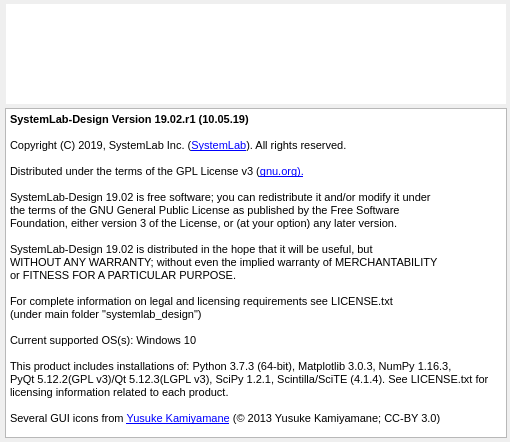
marc-verreault/systemlab-design, file source/syslab_gui_files/AboutSystemLabDesign.ui: the form before one commit.
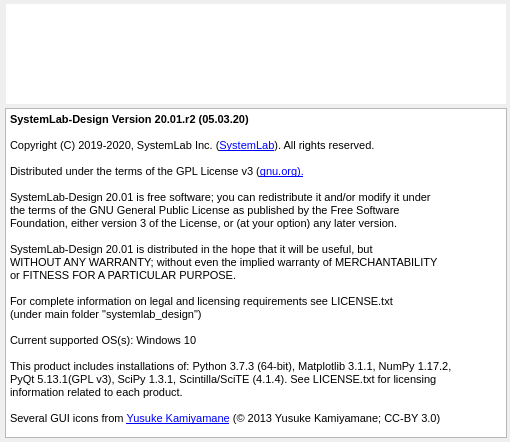
The form after the commit. Icons and pictures are not drawn.

What changed in the file:
```diff
--- a/source/syslab_gui_files/AboutSystemLabDesign.ui
+++ b/source/syslab_gui_files/AboutSystemLabDesign.ui
@@ -74,30 +74,30 @@
 &lt;html&gt;&lt;head&gt;&lt;meta name=&quot;qrichtext&quot; content=&quot;1&quot; /&gt;&lt;style type=&quot;text/css&quot;&gt;
 p, li { white-space: pre-wrap; }
 &lt;/style&gt;&lt;/head&gt;&lt;body style=&quot; font-family:'Segoe UI'; font-size:8.25pt; font-weight:400; font-style:normal;&quot;&gt;
-&lt;p style=&quot; margin-top:0px; margin-bottom:0px; margin-left:0px; margin-right:0px; -qt-block-indent:0; text-indent:0px;&quot;&gt;&lt;span style=&quot; font-size:8pt; font-weight:600;&quot;&gt;SystemLab-Design Version 19.02.r1 (10.05.19)&lt;/span&gt;&lt;/p&gt;
-&lt;p style=&quot;-qt-paragraph-type:empty; margin-top:0px; margin-bottom:0px; margin-left:0px; margin-right:0px; -qt-block-indent:0; text-indent:0px; font-size:8pt;&quot;&gt;&lt;br /&gt;&lt;/p&gt;
-&lt;p style=&quot; margin-top:0px; margin-bottom:0px; margin-left:0px; margin-right:0px; -qt-block-indent:0; text-indent:0px;&quot;&gt;&lt;span style=&quot; font-size:8pt;&quot;&gt;Copyright (C) 2019, SystemLab Inc. (&lt;/span&gt;&lt;a href=&quot;http://systemlabdesign.com/&quot;&gt;&lt;span style=&quot; font-size:8pt; text-decoration: underline; color:#0000ff;&quot;&gt;SystemLab&lt;/span&gt;&lt;/a&gt;&lt;span style=&quot; font-size:8pt;&quot;&gt;). All rights reserved.&lt;/span&gt;&lt;/p&gt;
-&lt;p style=&quot;-qt-paragraph-type:empty; margin-top:0px; margin-bottom:0px; margin-left:0px; margin-right:0px; -qt-block-indent:0; text-indent:0px; font-size:8pt;&quot;&gt;&lt;br /&gt;&lt;/p&gt;
-&lt;p style=&quot; margin-top:0px; margin-bottom:0px; margin-left:0px; margin-right:0px; -qt-block-indent:0; text-indent:0px;&quot;&gt;&lt;span style=&quot; font-size:8pt;&quot;&gt;Distributed under the terms of the GPL License v3 (&lt;/span&gt;&lt;a href=&quot;https://www.gnu.org/licenses/gpl-3.0.en.html&quot;&gt;&lt;span style=&quot; font-size:8pt; text-decoration: underline; color:#0000ff;&quot;&gt;gnu.org).&lt;/span&gt;&lt;/a&gt;&lt;/p&gt;
-&lt;p style=&quot;-qt-paragraph-type:empty; margin-top:0px; margin-bottom:0px; margin-left:0px; margin-right:0px; -qt-block-indent:0; text-indent:0px; font-size:8pt; text-decoration: underline; color:#0000ff;&quot;&gt;&lt;br /&gt;&lt;/p&gt;
-&lt;p style=&quot; margin-top:0px; margin-bottom:0px; margin-left:0px; margin-right:0px; -qt-block-indent:0; text-indent:0px;&quot;&gt;&lt;span style=&quot; font-size:8pt;&quot;&gt;SystemLab-Design 19.02 is free software; you can redistribute it and/or modify it under&lt;/span&gt;&lt;/p&gt;
-&lt;p style=&quot; margin-top:0px; margin-bottom:0px; margin-left:0px; margin-right:0px; -qt-block-indent:0; text-indent:0px;&quot;&gt;&lt;span style=&quot; font-size:8pt;&quot;&gt;the terms of the GNU General Public License as published by the Free Software&lt;/span&gt;&lt;/p&gt;
-&lt;p style=&quot; margin-top:0px; margin-bottom:0px; margin-left:0px; margin-right:0px; -qt-block-indent:0; text-indent:0px;&quot;&gt;&lt;span style=&quot; font-size:8pt;&quot;&gt;Foundation, either version 3 of the License, or (at your option) any later version.&lt;/span&gt;&lt;/p&gt;
-&lt;p style=&quot;-qt-paragraph-type:empty; margin-top:0px; margin-bottom:0px; margin-left:0px; margin-right:0px; -qt-block-indent:0; text-indent:0px; font-size:8pt;&quot;&gt;&lt;br /&gt;&lt;/p&gt;
-&lt;p style=&quot; margin-top:0px; margin-bottom:0px; margin-left:0px; margin-right:0px; -qt-block-indent:0; text-indent:0px;&quot;&gt;&lt;span style=&quot; font-size:8pt;&quot;&gt;SystemLab-Design 19.02 is distributed in the hope that it will be useful, but&lt;/span&gt;&lt;/p&gt;
-&lt;p style=&quot; margin-top:0px; margin-bottom:0px; margin-left:0px; margin-right:0px; -qt-block-indent:0; text-indent:0px;&quot;&gt;&lt;span style=&quot; font-size:8pt;&quot;&gt;WITHOUT ANY WARRANTY; without even the implied warranty of MERCHANTABILITY&lt;/span&gt;&lt;/p&gt;
-&lt;p style=&quot; margin-top:0px; margin-bottom:0px; margin-left:0px; margin-right:0px; -qt-block-indent:0; text-indent:0px;&quot;&gt;&lt;span style=&quot; font-size:8pt;&quot;&gt;or FITNESS FOR A PARTICULAR PURPOSE.&lt;/span&gt;&lt;/p&gt;
-&lt;p style=&quot;-qt-paragraph-type:empty; margin-top:0px; margin-bottom:0px; margin-left:0px; margin-right:0px; -qt-block-indent:0; text-indent:0px; font-size:8pt;&quot;&gt;&lt;br /&gt;&lt;/p&gt;
-&lt;p style=&quot; margin-top:0px; margin-bottom:0px; margin-left:0px; margin-right:0px; -qt-block-indent:0; text-indent:0px;&quot;&gt;&lt;span style=&quot; font-size:8pt;&quot;&gt;For complete information on legal and licensing requirements see LICENSE.txt&lt;/span&gt;&lt;/p&gt;
-&lt;p style=&quot; margin-top:0px; margin-bottom:0px; margin-left:0px; margin-right:0px; -qt-block-indent:0; text-indent:0px;&quot;&gt;&lt;span style=&quot; font-size:8pt;&quot;&gt;(under main folder &amp;quot;systemlab_design&amp;quot;)&lt;/span&gt;&lt;/p&gt;
-&lt;p style=&quot;-qt-paragraph-type:empty; margin-top:0px; margin-bottom:0px; margin-left:0px; margin-right:0px; -qt-block-indent:0; text-indent:0px; font-size:8pt;&quot;&gt;&lt;br /&gt;&lt;/p&gt;
-&lt;p style=&quot; margin-top:0px; margin-bottom:0px; margin-left:0px; margin-right:0px; -qt-block-indent:0; text-indent:0px;&quot;&gt;&lt;span style=&quot; font-size:8pt;&quot;&gt;Current supported OS(s): Windows 10&lt;/span&gt;&lt;/p&gt;
-&lt;p style=&quot;-qt-paragraph-type:empty; margin-top:0px; margin-bottom:0px; margin-left:0px; margin-right:0px; -qt-block-indent:0; text-indent:0px; font-size:8pt;&quot;&gt;&lt;br /&gt;&lt;/p&gt;
-&lt;p style=&quot; margin-top:0px; margin-bottom:0px; margin-left:0px; margin-right:0px; -qt-block-indent:0; text-indent:0px;&quot;&gt;&lt;span style=&quot; font-size:8pt;&quot;&gt;This product includes installations of: Python 3.7.3 (64-bit), Matplotlib 3.0.3, NumPy 1.16.3,&lt;/span&gt;&lt;/p&gt;
-&lt;p style=&quot; margin-top:0px; margin-bottom:0px; margin-left:0px; margin-right:0px; -qt-block-indent:0; text-indent:0px;&quot;&gt;&lt;span style=&quot; font-size:8pt;&quot;&gt;PyQt 5.12.2(GPL v3)/Qt 5.12.3(LGPL v3), SciPy 1.2.1, Scintilla/SciTE (4.1.4). See LICENSE.txt for &lt;/span&gt;&lt;/p&gt;
-&lt;p style=&quot; margin-top:0px; margin-bottom:0px; margin-left:0px; margin-right:0px; -qt-block-indent:0; text-indent:0px;&quot;&gt;&lt;span style=&quot; font-size:8pt;&quot;&gt;licensing information related to each product.&lt;/span&gt;&lt;/p&gt;
-&lt;p style=&quot;-qt-paragraph-type:empty; margin-top:0px; margin-bottom:0px; margin-left:0px; margin-right:0px; -qt-block-indent:0; text-indent:0px;&quot;&gt;&lt;br /&gt;&lt;/p&gt;
-&lt;p style=&quot; margin-top:0px; margin-bottom:0px; margin-left:0px; margin-right:0px; -qt-block-indent:0; text-indent:0px;&quot;&gt;&lt;span style=&quot; font-size:8pt;&quot;&gt;Several GUI icons from &lt;/span&gt;&lt;a href=&quot;http://p.yusukekamiyamane.com/&quot;&gt;&lt;span style=&quot; font-size:8pt; text-decoration: underline; color:#0000ff;&quot;&gt;Yusuke Kamiyamane&lt;/span&gt;&lt;/a&gt;&lt;span style=&quot; font-size:8pt;&quot;&gt; (© 2013 Yusuke Kamiyamane; CC-BY 3.0)&lt;/span&gt;&lt;/p&gt;&lt;/body&gt;&lt;/html&gt;</string>
+&lt;p style=&quot; margin-top:0px; margin-bottom:0px; margin-left:0px; margin-right:0px; -qt-block-indent:0; text-indent:0px;&quot;&gt;&lt;span style=&quot; font-family:'Segoe UI'; font-size:8pt; font-weight:600;&quot;&gt;SystemLab-Design Version 20.01.r2 (05.03.20)&lt;/span&gt;&lt;/p&gt;
+&lt;p style=&quot;-qt-paragraph-type:empty; margin-top:0px; margin-bottom:0px; margin-left:0px; margin-right:0px; -qt-block-indent:0; text-indent:0px; font-family:'Segoe UI'; font-size:8pt;&quot;&gt;&lt;br /&gt;&lt;/p&gt;
+&lt;p style=&quot; margin-top:0px; margin-bottom:0px; margin-left:0px; margin-right:0px; -qt-block-indent:0; text-indent:0px;&quot;&gt;&lt;span style=&quot; font-family:'Segoe UI'; font-size:8pt;&quot;&gt;Copyright (C) 2019-2020, SystemLab Inc. (&lt;/span&gt;&lt;a href=&quot;https://systemlabdesign.com/&quot;&gt;&lt;span style=&quot; font-family:'Segoe UI'; font-size:8pt; text-decoration: underline; color:#0000ff;&quot;&gt;SystemLab&lt;/span&gt;&lt;/a&gt;&lt;span style=&quot; font-family:'Segoe UI'; font-size:8pt;&quot;&gt;). All rights reserved.&lt;/span&gt;&lt;/p&gt;
+&lt;p style=&quot;-qt-paragraph-type:empty; margin-top:0px; margin-bottom:0px; margin-left:0px; margin-right:0px; -qt-block-indent:0; text-indent:0px; font-family:'Segoe UI'; font-size:8pt;&quot;&gt;&lt;br /&gt;&lt;/p&gt;
+&lt;p style=&quot; margin-top:0px; margin-bottom:0px; margin-left:0px; margin-right:0px; -qt-block-indent:0; text-indent:0px;&quot;&gt;&lt;span style=&quot; font-family:'Segoe UI'; font-size:8pt;&quot;&gt;Distributed under the terms of the GPL License v3 (&lt;/span&gt;&lt;a href=&quot;https://www.gnu.org/licenses/gpl-3.0.en.html&quot;&gt;&lt;span style=&quot; font-family:'Segoe UI'; font-size:8pt; text-decoration: underline; color:#0000ff;&quot;&gt;gnu.org).&lt;/span&gt;&lt;/a&gt;&lt;/p&gt;
+&lt;p style=&quot;-qt-paragraph-type:empty; margin-top:0px; margin-bottom:0px; margin-left:0px; margin-right:0px; -qt-block-indent:0; text-indent:0px; font-family:'Segoe UI'; font-size:8pt; text-decoration: underline; color:#0000ff;&quot;&gt;&lt;br /&gt;&lt;/p&gt;
+&lt;p style=&quot; margin-top:0px; margin-bottom:0px; margin-left:0px; margin-right:0px; -qt-block-indent:0; text-indent:0px;&quot;&gt;&lt;span style=&quot; font-family:'Segoe UI'; font-size:8pt;&quot;&gt;SystemLab-Design 20.01 is free software; you can redistribute it and/or modify it under&lt;/span&gt;&lt;/p&gt;
+&lt;p style=&quot; margin-top:0px; margin-bottom:0px; margin-left:0px; margin-right:0px; -qt-block-indent:0; text-indent:0px;&quot;&gt;&lt;span style=&quot; font-family:'Segoe UI'; font-size:8pt;&quot;&gt;the terms of the GNU General Public License as published by the Free Software&lt;/span&gt;&lt;/p&gt;
+&lt;p style=&quot; margin-top:0px; margin-bottom:0px; margin-left:0px; margin-right:0px; -qt-block-indent:0; text-indent:0px;&quot;&gt;&lt;span style=&quot; font-family:'Segoe UI'; font-size:8pt;&quot;&gt;Foundation, either version 3 of the License, or (at your option) any later version.&lt;/span&gt;&lt;/p&gt;
+&lt;p style=&quot;-qt-paragraph-type:empty; margin-top:0px; margin-bottom:0px; margin-left:0px; margin-right:0px; -qt-block-indent:0; text-indent:0px; font-family:'Segoe UI'; font-size:8pt;&quot;&gt;&lt;br /&gt;&lt;/p&gt;
+&lt;p style=&quot; margin-top:0px; margin-bottom:0px; margin-left:0px; margin-right:0px; -qt-block-indent:0; text-indent:0px;&quot;&gt;&lt;span style=&quot; font-family:'Segoe UI'; font-size:8pt;&quot;&gt;SystemLab-Design 20.01 is distributed in the hope that it will be useful, but&lt;/span&gt;&lt;/p&gt;
+&lt;p style=&quot; margin-top:0px; margin-bottom:0px; margin-left:0px; margin-right:0px; -qt-block-indent:0; text-indent:0px;&quot;&gt;&lt;span style=&quot; font-family:'Segoe UI'; font-size:8pt;&quot;&gt;WITHOUT ANY WARRANTY; without even the implied warranty of MERCHANTABILITY&lt;/span&gt;&lt;/p&gt;
+&lt;p style=&quot; margin-top:0px; margin-bottom:0px; margin-left:0px; margin-right:0px; -qt-block-indent:0; text-indent:0px;&quot;&gt;&lt;span style=&quot; font-family:'Segoe UI'; font-size:8pt;&quot;&gt;or FITNESS FOR A PARTICULAR PURPOSE.&lt;/span&gt;&lt;/p&gt;
+&lt;p style=&quot;-qt-paragraph-type:empty; margin-top:0px; margin-bottom:0px; margin-left:0px; margin-right:0px; -qt-block-indent:0; text-indent:0px; font-family:'Segoe UI'; font-size:8pt;&quot;&gt;&lt;br /&gt;&lt;/p&gt;
+&lt;p style=&quot; margin-top:0px; margin-bottom:0px; margin-left:0px; margin-right:0px; -qt-block-indent:0; text-indent:0px;&quot;&gt;&lt;span style=&quot; font-family:'Segoe UI'; font-size:8pt;&quot;&gt;For complete information on legal and licensing requirements see LICENSE.txt&lt;/span&gt;&lt;/p&gt;
+&lt;p style=&quot; margin-top:0px; margin-bottom:0px; margin-left:0px; margin-right:0px; -qt-block-indent:0; text-indent:0px;&quot;&gt;&lt;span style=&quot; font-family:'Segoe UI'; font-size:8pt;&quot;&gt;(under main folder &amp;quot;systemlab_design&amp;quot;)&lt;/span&gt;&lt;/p&gt;
+&lt;p style=&quot;-qt-paragraph-type:empty; margin-top:0px; margin-bottom:0px; margin-left:0px; margin-right:0px; -qt-block-indent:0; text-indent:0px; font-family:'Segoe UI'; font-size:8pt;&quot;&gt;&lt;br /&gt;&lt;/p&gt;
+&lt;p style=&quot; margin-top:0px; margin-bottom:0px; margin-left:0px; margin-right:0px; -qt-block-indent:0; text-indent:0px;&quot;&gt;&lt;span style=&quot; font-family:'Segoe UI'; font-size:8pt;&quot;&gt;Current supported OS(s): Windows 10&lt;/span&gt;&lt;/p&gt;
+&lt;p style=&quot;-qt-paragraph-type:empty; margin-top:0px; margin-bottom:0px; margin-left:0px; margin-right:0px; -qt-block-indent:0; text-indent:0px; font-family:'Segoe UI'; font-size:8pt;&quot;&gt;&lt;br /&gt;&lt;/p&gt;
+&lt;p style=&quot; margin-top:0px; margin-bottom:0px; margin-left:0px; margin-right:0px; -qt-block-indent:0; text-indent:0px;&quot;&gt;&lt;span style=&quot; font-family:'Segoe UI'; font-size:8pt;&quot;&gt;This product includes installations of: Python 3.7.3 (64-bit), Matplotlib 3.1.1, NumPy 1.17.2,&lt;/span&gt;&lt;/p&gt;
+&lt;p style=&quot; margin-top:0px; margin-bottom:0px; margin-left:0px; margin-right:0px; -qt-block-indent:0; text-indent:0px;&quot;&gt;&lt;span style=&quot; font-family:'Segoe UI'; font-size:8pt;&quot;&gt;PyQt 5.13.1(GPL v3), SciPy 1.3.1, Scintilla/SciTE (4.1.4). See LICENSE.txt for licensing&lt;/span&gt;&lt;/p&gt;
+&lt;p style=&quot; margin-top:0px; margin-bottom:0px; margin-left:0px; margin-right:0px; -qt-block-indent:0; text-indent:0px;&quot;&gt;&lt;span style=&quot; font-family:'Segoe UI'; font-size:8pt;&quot;&gt;information related to each product.&lt;/span&gt;&lt;/p&gt;
+&lt;p style=&quot;-qt-paragraph-type:empty; margin-top:0px; margin-bottom:0px; margin-left:0px; margin-right:0px; -qt-block-indent:0; text-indent:0px; font-family:'Segoe UI';&quot;&gt;&lt;br /&gt;&lt;/p&gt;
+&lt;p style=&quot; margin-top:0px; margin-bottom:0px; margin-left:0px; margin-right:0px; -qt-block-indent:0; text-indent:0px;&quot;&gt;&lt;span style=&quot; font-family:'Segoe UI'; font-size:8pt;&quot;&gt;Several GUI icons from &lt;/span&gt;&lt;a href=&quot;http://p.yusukekamiyamane.com/&quot;&gt;&lt;span style=&quot; font-family:'Segoe UI'; font-size:8pt; text-decoration: underline; color:#0000ff;&quot;&gt;Yusuke Kamiyamane&lt;/span&gt;&lt;/a&gt;&lt;span style=&quot; font-family:'Segoe UI'; font-size:8pt;&quot;&gt; (© 2013 Yusuke Kamiyamane; CC-BY 3.0)&lt;/span&gt;&lt;/p&gt;&lt;/body&gt;&lt;/html&gt;</string>
    </property>
    <property name="textInteractionFlags">
     <set>Qt::TextBrowserInteraction</set>
```
Left out of the diff: 2 changed lines with no effect on the pictures.
